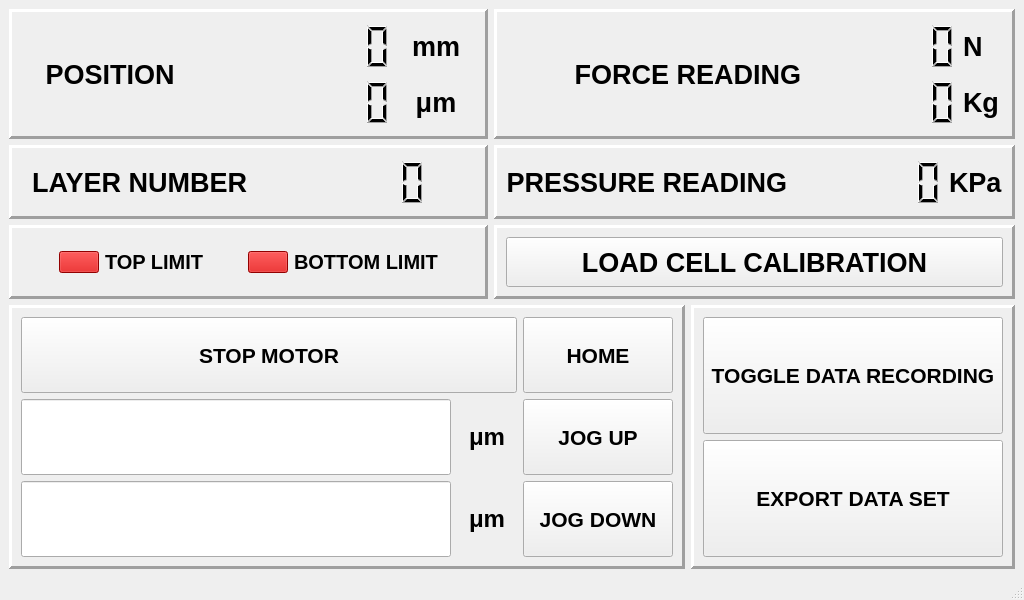
Qt form GUI/blackBettyGUI.ui (georgeExotic/BlackBetty_v2) before a commit.
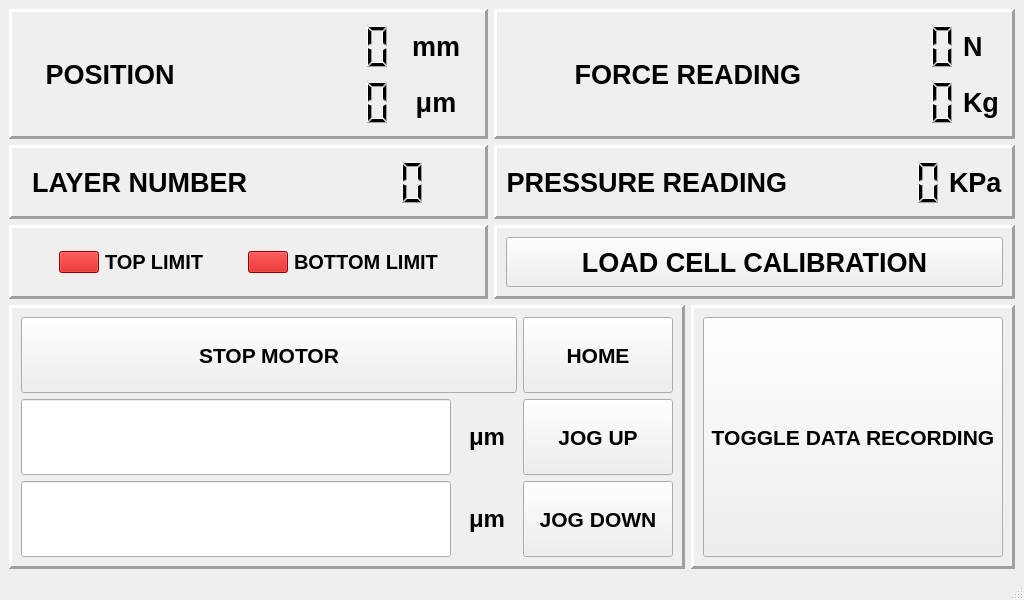
The same form after that commit.

```diff
--- a/GUI/blackBettyGUI.ui
+++ b/GUI/blackBettyGUI.ui
@@ -319,31 +319,8 @@
              <property name="text">
               <string>TOGGLE DATA RECORDING</string>
              </property>
-            </widget>
-           </item>
-           <item>
-            <widget class="QPushButton" name="EXPORT_DATA_BUTTON">
-             <property name="sizePolicy">
-              <sizepolicy hsizetype="Minimum" vsizetype="MinimumExpanding">
-               <horstretch>0</horstretch>
-               <verstretch>0</verstretch>
-              </sizepolicy>
-             </property>
-             <property name="minimumSize">
-              <size>
-               <width>300</width>
-               <height>100</height>
-              </size>
-             </property>
-             <property name="font">
-              <font>
-               <pointsize>16</pointsize>
-               <weight>75</weight>
-               <bold>true</bold>
-              </font>
-             </property>
-             <property name="text">
-              <string>EXPORT DATA SET</string>
+             <property name="checkable">
+              <bool>true</bool>
              </property>
             </widget>
            </item>
```
